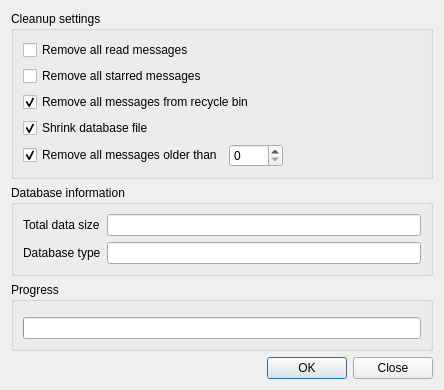
This is src/librssguard/gui/dialogs/formdatabasecleanup.ui in martinrotter/rssguard as Qt 5 draws it before an edit. The edited form follows.
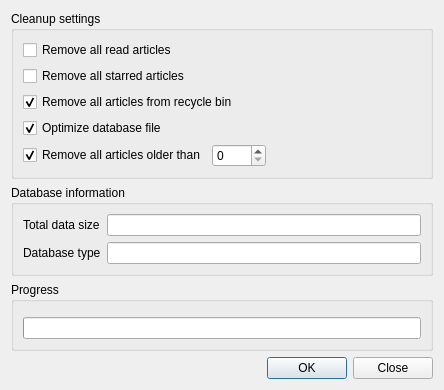
This is the edited form. Custom widgets are drawn as their Qt base class.

Commit message: rename some messages -> articles

```diff
--- a/src/librssguard/gui/dialogs/formdatabasecleanup.ui
+++ b/src/librssguard/gui/dialogs/formdatabasecleanup.ui
@@ -23,7 +23,7 @@
       <item row="4" column="0" colspan="3">
        <widget class="QCheckBox" name="m_checkShrink">
         <property name="text">
-         <string>Shrink database file</string>
+         <string>Optimize database file</string>
         </property>
         <property name="checked">
          <bool>true</bool>
@@ -33,7 +33,7 @@
       <item row="0" column="0" colspan="3">
        <widget class="QCheckBox" name="m_checkRemoveReadMessages">
         <property name="text">
-         <string>Remove all read messages</string>
+         <string>Remove all read articles</string>
         </property>
        </widget>
       </item>
@@ -50,7 +50,7 @@
       <item row="2" column="0" colspan="3">
        <widget class="QCheckBox" name="m_checkRemoveRecycleBin">
         <property name="text">
-         <string>Remove all messages from recycle bin</string>
+         <string>Remove all articles from recycle bin</string>
         </property>
         <property name="checked">
          <bool>true</bool>
@@ -60,7 +60,7 @@
       <item row="5" column="0">
        <widget class="QCheckBox" name="m_checkRemoveOldMessages">
         <property name="text">
-         <string>Remove all messages older than</string>
+         <string>Remove all articles older than</string>
         </property>
         <property name="checked">
          <bool>true</bool>
@@ -83,7 +83,7 @@
       <item row="1" column="0" colspan="3">
        <widget class="QCheckBox" name="m_checkRemoveStarredMessages">
         <property name="text">
-         <string>Remove all starred messages</string>
+         <string>Remove all starred articles</string>
         </property>
        </widget>
       </item>
```
The commit also changes 1 other file.
